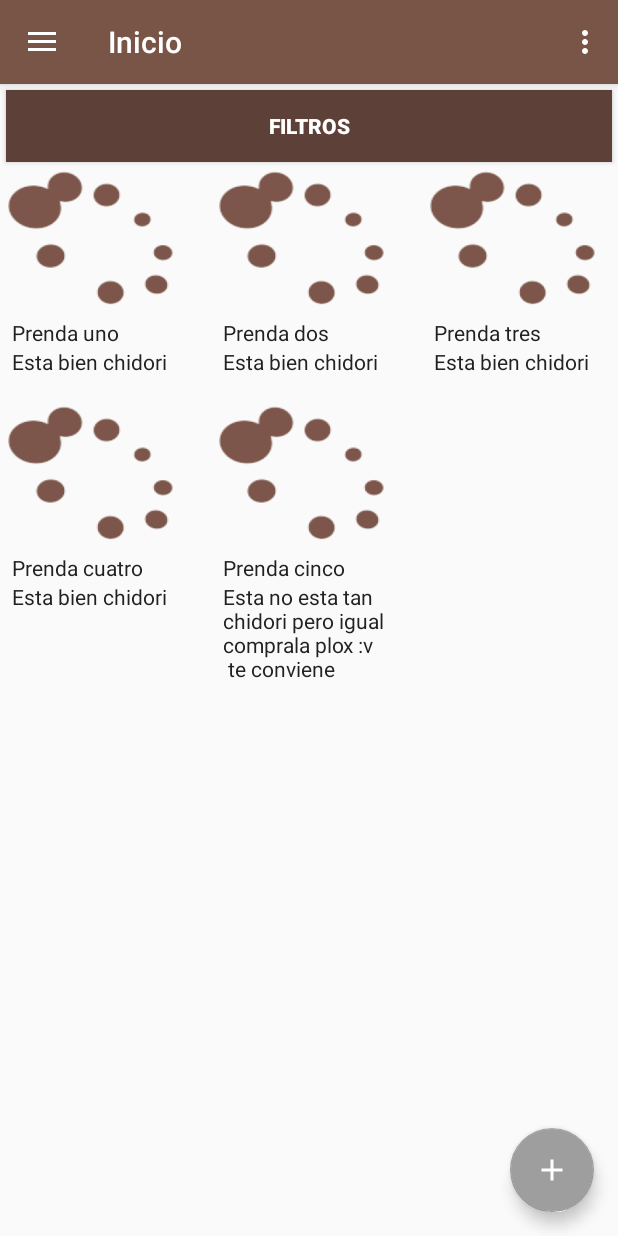
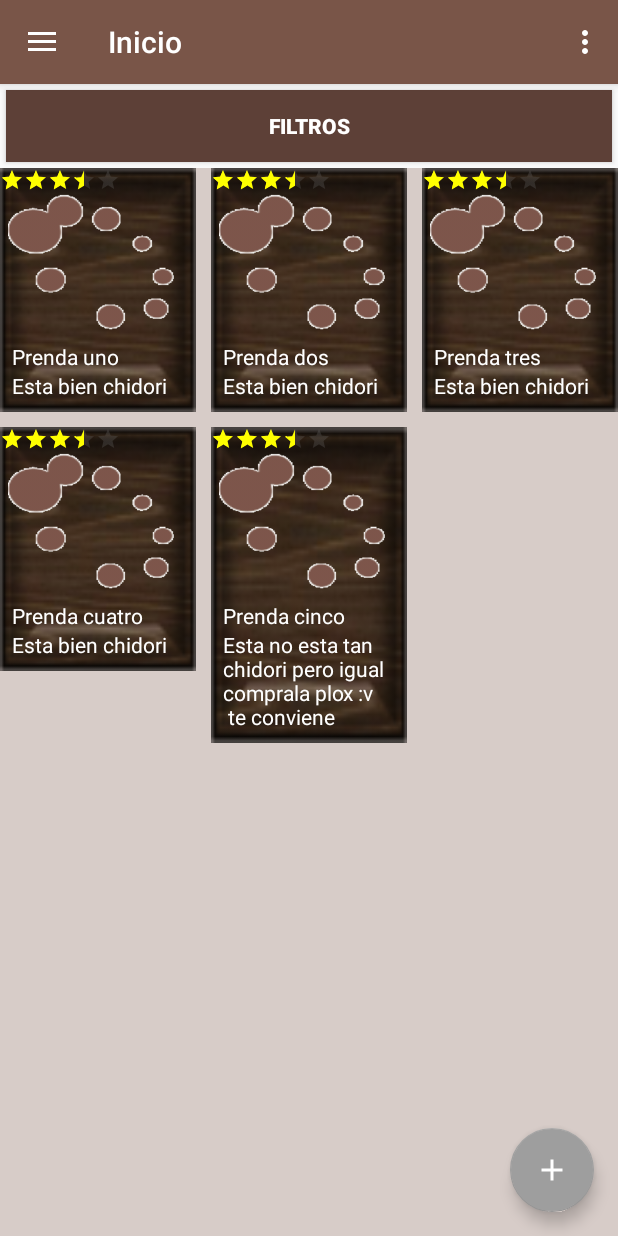
Before and after one commit to Masdz/Kenti, an Android app: the inicioFragment screen opened directly, with no data from a screen before it, on a phone screen of 412 x 824 dp. Run offline under Robolectric (Android 15) with nearby library versions, the phone set to English and light mode, and no system bars; our stand-ins replace Volley; network calls fail.

Commit message:
cambiar icono de carga, cambiar fondo a cuadricula y añadir calificacion

```diff
--- a/app/src/main/res/layout/fragment_inicio.xml
+++ b/app/src/main/res/layout/fragment_inicio.xml
@@ -15,8 +15,9 @@
            android:id="@+id/iniciobotonfiltros"
            style="@style/Boton"
            android:text="@string/filtros" />
+
        <GridView
            android:id="@+id/inicioGVprendas"
-           style="@style/cuadricula"/>
+           style="@style/cuadricula" />
    </LinearLayout>
 </FrameLayout>
--- a/app/src/main/res/layout/item_cuadricula.xml
+++ b/app/src/main/res/layout/item_cuadricula.xml
@@ -1,18 +1,35 @@
 <?xml version="1.0" encoding="utf-8"?>
 <LinearLayout xmlns:android="http://schemas.android.com/apk/res/android"
+    xmlns:tools="http://schemas.android.com/tools"
     android:layout_width="match_parent"
     android:layout_height="match_parent"
+    android:background="@mipmap/cajon"
     android:orientation="vertical">
+
+    <RatingBar
+        android:id="@+id/ratingBar"
+        style="@style/Widget.AppCompat.RatingBar.Small"
+        android:progressTint="#ff0"
+        android:secondaryProgressTint="#ff0"
+        android:layout_width="wrap_content"
+        android:layout_height="wrap_content"
+        android:isIndicator="true"
+        android:numStars="5"
+        android:rating="3.1416"
+        android:stepSize="0.01" />
 
     <ImageView
         android:id="@+id/cuadriculaItemImagen"
         android:layout_width="120dp"
         android:layout_height="100dp"
         android:layout_gravity="center_horizontal"
+        android:adjustViewBounds="false"
+        android:cropToPadding="true"
         android:paddingBottom="8dp"
         android:paddingEnd="8dp"
         android:paddingLeft="8dp"
         android:paddingRight="8dp"
+        android:paddingTop="8dp"
         android:scaleType="centerCrop"
         android:src="@drawable/warning" />
 
@@ -23,7 +40,8 @@
         android:layout_height="wrap_content"
         android:paddingLeft="8dp"
         android:paddingRight="8dp"
-        android:text="@string/titulo" />
+        android:text="@string/titulo"
+        android:textColor="#fff" />
 
     <TextView
         android:id="@+id/cuadriculaItemDescripcion"
@@ -31,6 +49,7 @@
         android:paddingBottom="8dp"
         android:paddingLeft="8dp"
         android:paddingRight="8dp"
-        android:text="@string/descripcion" />
+        android:text="@string/descripcion"
+        android:textColor="#fff" />
 
 </LinearLayout>
--- a/app/src/main/res/values/styles.xml
+++ b/app/src/main/res/values/styles.xml
@@ -49,5 +49,6 @@
         <item name="android:stretchMode">columnWidth</item>
         <item name="android:gravity">center</item>
         <item name="android:layout_gravity">center</item>
+        <item name="android:background">@color/primary_light</item>
     </style>
 </resources>
```
Also changed, not shown: app/src/main/java/kenti/kaktia/com/kenti/LoginActivity.java (+8 -2 lines), app/src/main/res/layout/activity_login.xml (+4 -4 lines), app/src/main/cajon-web.png (added), app/src/main/res/mipmap-hdpi/cajon.png (added), app/src/main/res/mipmap-mdpi/cajon.png (added), app/src/main/res/mipmap-xhdpi/cajon.png (added), app/src/main/res/mipmap-xxhdpi/cajon.png (added), app/src/main/res/mipmap-xxxhdpi/cajon.png (added).
